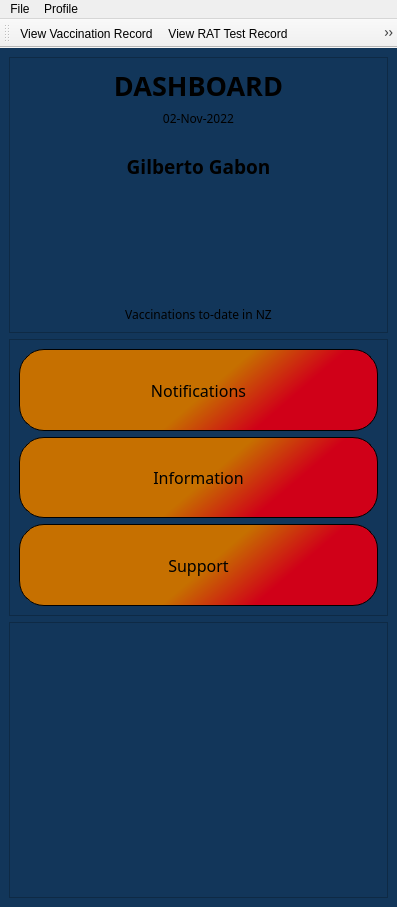
The window that MyCovidRecord/dashboard.ui (gagabon501/cs106-2) describes before a commit, drawn with Qt 5.
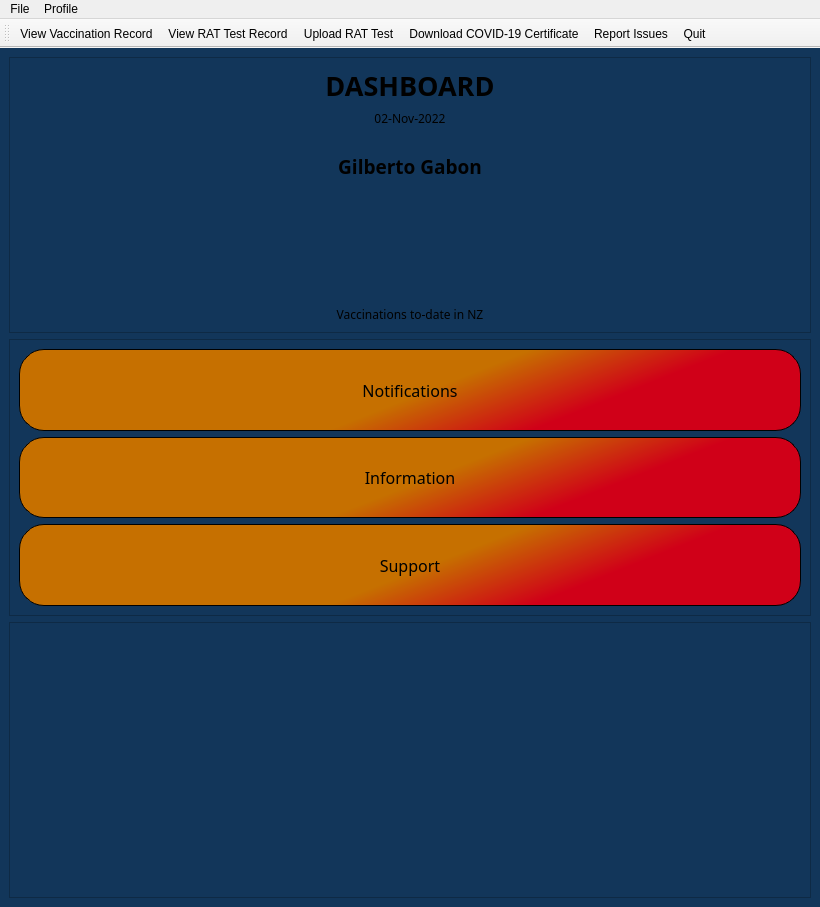
The same window after the commit. Icons and pictures are not drawn.

Patch:
```diff
--- a/MyCovidRecord/dashboard.ui
+++ b/MyCovidRecord/dashboard.ui
@@ -6,7 +6,7 @@
    <rect>
     <x>0</x>
     <y>0</y>
-    <width>397</width>
+    <width>820</width>
     <height>907</height>
    </rect>
   </property>
@@ -333,7 +333,7 @@
     <rect>
      <x>0</x>
      <y>0</y>
-     <width>397</width>
+     <width>820</width>
      <height>21</height>
     </rect>
    </property>
```
